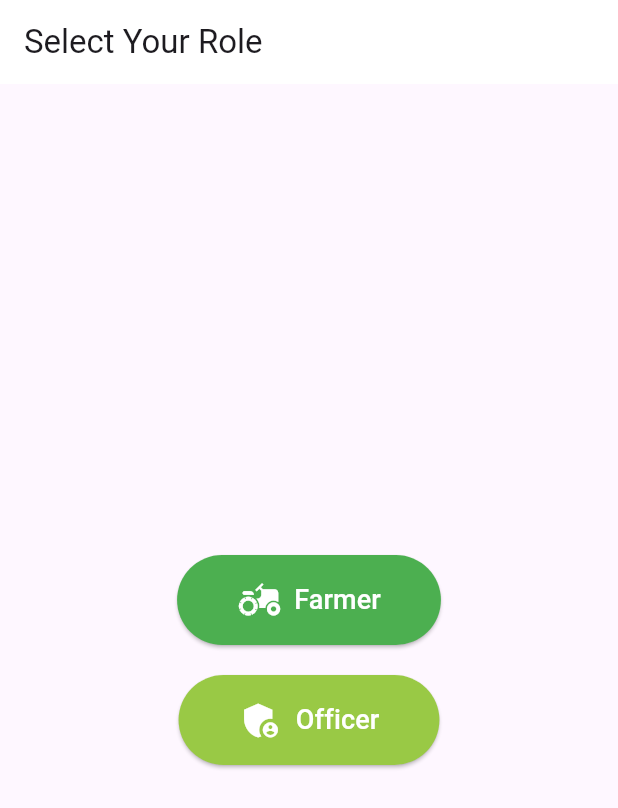
After one commit to farmlink9633/farmlink, a Flutter app: the screen it shows after launch, on a phone screen of 412 x 824 dp. The commit adds this screen. Shown: the top 808 px of the screen. Run offline on Flutter 3.47's test engine with Material 3 defaults, Android fonts, the phone set to English and light mode, and no system bars; our stand-ins replace google_fonts, image_picker, permission_handler, shared_preferences; network calls fail.

Commit message:
choosescreen

```diff
--- /dev/null
+++ b/lib/authscreens/choosescreen.dart
@@ -0,0 +1,62 @@
+import 'package:farmlink/authscreens/register.dart';
+import 'package:farmlink/officer/officer_admin_add_screen.dart';
+import 'package:flutter/material.dart';
+
+class RoleSelectionScreen extends StatelessWidget {
+  @override
+  Widget build(BuildContext context) {
+    return Scaffold(
+      appBar: AppBar(
+        title: Text('Select Your Role'),
+        backgroundColor: Colors.white,
+      ),
+      body: Center(
+        child: Column(
+          mainAxisAlignment: MainAxisAlignment.center,
+          children: [
+            _buildRoleButton(
+              context,
+              icon: Icons.agriculture,
+              label: 'Farmer',
+              color: Colors.green,
+              onTap: () {
+                Navigator.push(
+                  context,
+                  MaterialPageRoute(builder: (context) => Registration()), // Navigate to Farmer Screen
+                );
+              },
+            ),
+            SizedBox(height: 20),
+            _buildRoleButton(
+              context,
+              icon: Icons.admin_panel_settings,
+              label: 'Officer',
+              color: const Color.fromARGB(255, 153, 201, 69),
+              onTap: () {
+                Navigator.push(
+                  context,
+                  MaterialPageRoute(builder: (context) => OfficerRegistrationScreen())
+                );
+              },
+            ),
+          ],
+        ),
+      ),
+    );
+  }
+
+  Widget _buildRoleButton(BuildContext context,
+      {required IconData icon, required String label, required Color color, required VoidCallback onTap}) {
+    return ElevatedButton.icon(
+      onPressed: onTap,
+      icon: Icon(icon, size: 30),
+      label: Text(label, style: TextStyle(fontSize: 18)),
+      style: ElevatedButton.styleFrom(
+        backgroundColor: color,
+        foregroundColor: Colors.white,
+        padding: EdgeInsets.symmetric(horizontal: 40, vertical: 15),
+        shape: RoundedRectangleBorder(borderRadius: BorderRadius.circular(30)),
+      ),
+    );
+  }
+}
--- a/lib/authscreens/login.dart
+++ b/lib/authscreens/login.dart
@@ -1,5 +1,6 @@
 import 'package:farmlink/authscreens/register.dart';
 import 'package:farmlink/farmer/rootscreen.dart';
+import 'package:farmlink/officer/officerrootscreen.dart';
 import 'package:farmlink/utils.dart';
 import 'package:flutter/material.dart';
 import 'package:google_fonts/google_fonts.dart';
@@ -29,8 +30,8 @@ class _LoginScreenState extends State<LoginScreen> {
   }
 
   Future<void> _login() async {
-    final String email = _emailController.text;
-    final String password = _passwordController.text;
+  final String email = _emailController.text.trim();
+  final String password = _passwordController.text.trim();
 
   if (email.isEmpty || password.isEmpty) {
     ScaffoldMessenger.of(context).showSnackBar(
@@ -50,6 +51,7 @@ class _LoginScreenState extends State<LoginScreen> {
       headers: {'Content-Type': 'application/json'},
       body: jsonEncode({'email': email, 'password': password}),
     );
+
     print(response.body);
 
     if (response.statusCode == 200) {
@@ -57,16 +59,27 @@ class _LoginScreenState extends State<LoginScreen> {
 
       SharedPreferences prefs = await SharedPreferences.getInstance();
 
-  // Set the string in SharedPreferences
-  bool success = await prefs.setString('id', data['data']['id'].toString());
+      // Save user ID
+      await prefs.setString('id', data['data']['id'].toString());
 
+      // Check user role and navigate accordingly
+      String role = data['data']['role'] ?? ''; // Assuming role is returned in JSON
 
-        print(success);
-        // Handle successful login (e.g., save token, navigate to next screen)
+      if (role == 'farmer') {
         Navigator.pushReplacement(
           context,
           MaterialPageRoute(builder: (context) => Rootscreen()),
         );
+      } else if (role == 'officer') {
+        Navigator.pushReplacement(
+          context,
+          MaterialPageRoute(builder: (context) => OfficerRootScreen()),
+        );
+      } else {
+        ScaffoldMessenger.of(context).showSnackBar(
+          SnackBar(content: Text('Invalid role. Please try again.')),
+        );
+      }
     } else {
       final error = jsonDecode(response.body)['error'] ?? 'Login failed';
       ScaffoldMessenger.of(context).showSnackBar(
@@ -83,6 +96,7 @@ class _LoginScreenState extends State<LoginScreen> {
     });
   }
 }
+
 
   @override
   Widget build(BuildContext context) {
--- a/lib/utils.dart
+++ b/lib/utils.dart
@@ -1 +1 @@
- String baseurl='https://796a-117-243-231-206.ngrok-free.app';
+ String baseurl='https://49ae-117-243-195-32.ngrok-free.app';
```
Also changed, not shown: lib/authscreens/splashscreen.dart (+57 -26 lines), lib/officer/officerrootscreen.dart (+82 -49 lines). Lines whose indentation alone changed are shown as unchanged.
